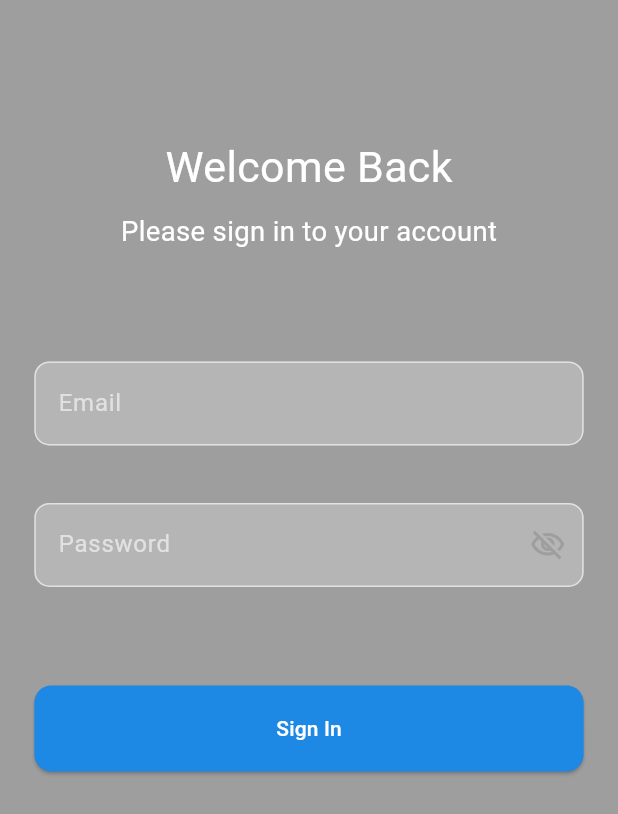
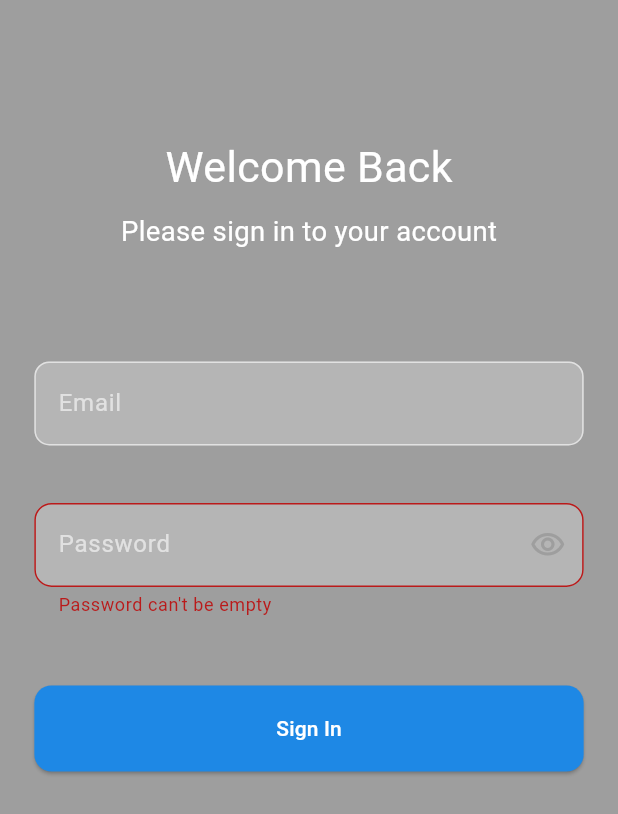
Before and after one commit to mahedi-bs23/movie_app, a Flutter app: the screen it shows after launch, on a phone screen of 412 x 824 dp. Shown: the top 814 px of the screen. Run offline on Flutter 3.47's test engine with Material 3 defaults, Android fonts, the phone set to English and light mode, and no system bars; our stand-ins replace flutter_screenutil.

Commit message:
password show problem solved and password_validetod, passwprd_text_field updated

```diff
--- a/lib/common/widget/password_text_field.dart
+++ b/lib/common/widget/password_text_field.dart
@@ -7,44 +7,36 @@ class PasswordTexTField extends StatelessWidget {
   final TextEditingController passwordTextEditingController;
   final String? errorText;
   final String? hintText;
+  final bool shouldShowPassword;
+  final VoidCallback onClickedTogglePassWordButton;
 
-  //final bool passwordShow;
-
-  PasswordTexTField({
-    super.key,
+  PasswordTexTField(
+      {super.key,
       required this.passwordTextEditingController,
       required this.hintText,
       required this.errorText,
-    //required this.passwordShow,
-  });
-
-  final LoginViewmodel loginViewmodel = LoginViewmodel();
+      required this.shouldShowPassword,
+      required this.onClickedTogglePassWordButton});
 
   @override
   Widget build(BuildContext context) {
-    return ValueListenableBuilder(
-      valueListenable: passwordTextEditingController,
-
-      builder: (BuildContext context,
-          TextEditingValue textEditingValue, _) {
     return TextField(
       controller: passwordTextEditingController,
       style: TextStyle(color: Colors.white54),
       cursorColor: Colors.white,
-          ///keyboardType: TextInputType.visiblePassword,
-          obscureText: loginViewmodel.passwordShow.value,
+      obscureText: !shouldShowPassword,
       decoration: InputDecoration(
         filled: true,
         fillColor: Colors.white24,
         hintText: hintText,
-            hintStyle: TextStyle(
+        hintStyle: const TextStyle(
           color: Colors.white60,
         ),
         suffixIcon: InkWell(
           onTap: () {
-                loginViewmodel.onPasswordShowChanged();
+            onClickedTogglePassWordButton();
           },
-              child: Icon(loginViewmodel.passwordShow.value==true
+          child: Icon(shouldShowPassword == true
               ? Icons.visibility_outlined
               : Icons.visibility_off_outlined),
         ),
@@ -57,34 +49,14 @@ class PasswordTexTField extends StatelessWidget {
             color: Colors.white60,
           ),
         ),
-           /* enabledBorder: OutlineInputBorder(
-              borderRadius: BorderRadius.circular(10).r,
-              borderSide: BorderSide(
-                width: 1.r,
-                color: Colors.white60,
-              ),
-            ),*/
         border: OutlineInputBorder(
           borderRadius: BorderRadius.circular(10).r,
           borderSide: BorderSide(
             width: 1.r,
             color: Colors.white60,
           ),
-            ),
-            errorBorder: OutlineInputBorder(
-              borderRadius: BorderRadius.circular(10),
-              borderSide: BorderSide(
-                width: 1,
-                color: PasswordValidator.errorMsg.isEmpty
-                    ? Colors.white60
-                    : PasswordValidator.errorMsg == "Invalid Password"
-                        ? Colors.red
-                        : Colors.white60, // Customize error border color here
-              ),
-            ),
+        )
       ),
     );
   }
-    );
 }
-}
--- a/lib/feature/auth/login/login_screen.dart
+++ b/lib/feature/auth/login/login_screen.dart
@@ -77,15 +77,24 @@ class LoginScreen extends StatelessWidget {
                 SizedBox(
                   height: 16.sp,
                 ),
+
                 ValueListenableBuilder(
+                  valueListenable: loginViewmodel.shouldShowPassword,
+                  builder: (context, shouldShowPassword, _) {
+                    return ValueListenableBuilder(
                       valueListenable: loginViewmodel.passwordController,
-                  builder: (BuildContext context,
-                      TextEditingValue textEditingValue, _) {
+                      builder: (context, passwordController, _) {
                         return PasswordTexTField(
                           passwordTextEditingController:
                               loginViewmodel.passwordController,
                           errorText: loginViewmodel.getPasswordError(),
+                          shouldShowPassword: shouldShowPassword,
                           hintText: "Password",
+                          onClickedTogglePassWordButton: () {
+                            loginViewmodel.onPasswordShowChanged();
+                          },
+                        );
+                      },
                     );
                   },
                 ),
--- a/lib/feature/auth/login/login_viewmodel.dart
+++ b/lib/feature/auth/login/login_viewmodel.dart
@@ -9,7 +9,7 @@ class LoginViewmodel{
   TextEditingController emailController = TextEditingController();
   TextEditingController passwordController = TextEditingController();
 
-  final ValueNotifier<bool> passwordShow = ValueNotifier(false);
+  final ValueNotifier<bool> shouldShowPassword = ValueNotifier(true);
 
   final ValueNotifier<bool> shouldNavigate = ValueNotifier(false);
 
@@ -34,11 +34,8 @@ class LoginViewmodel{
 
   void onPasswordShowChanged(){
     print("On password show method clicked!");
-    print(passwordShow.value);
-    passwordShow.value = !passwordShow.value;
-    passwordShow.notifyListeners();
-    print(passwordShow.value);
-
+    print(shouldShowPassword.value);
+    shouldShowPassword.value = !shouldShowPassword.value;
   }
 
 
--- a/lib/feature/auth/login/validator/password_validator.dart
+++ b/lib/feature/auth/login/validator/password_validator.dart
@@ -1,29 +1,15 @@
-class PasswordValidator{
+class PasswordValidator {
   static String errorMsg = "";
-  static bool isValid(String password){
-    if(password.isEmpty) {
-      return false;
-    }
-    else{
-      if(password.length < 6){
-        errorMsg = "Invalid Password";
-        return false;
-      }
-      else{
-        return true;
-      }
-    }
-   /// return (password.isNotEmpty && password.length > 6);
+
+  static bool isValid(String password) {
+    return getError(password) == null;
   }
 
-
-  static String? getError(String password){
-    if(isValid(password)){
-      return null;
-    }
-    else {
-      return errorMsg;
+  static String? getError(String password) {
+    if (password.isEmpty) {
+      return "Password can't be empty";
+    } else if (password.length <= 8) {
+      return "Password can't  be less than 8";
     }
   }
-
 }
```
Lines whose indentation alone changed are shown as unchanged.
